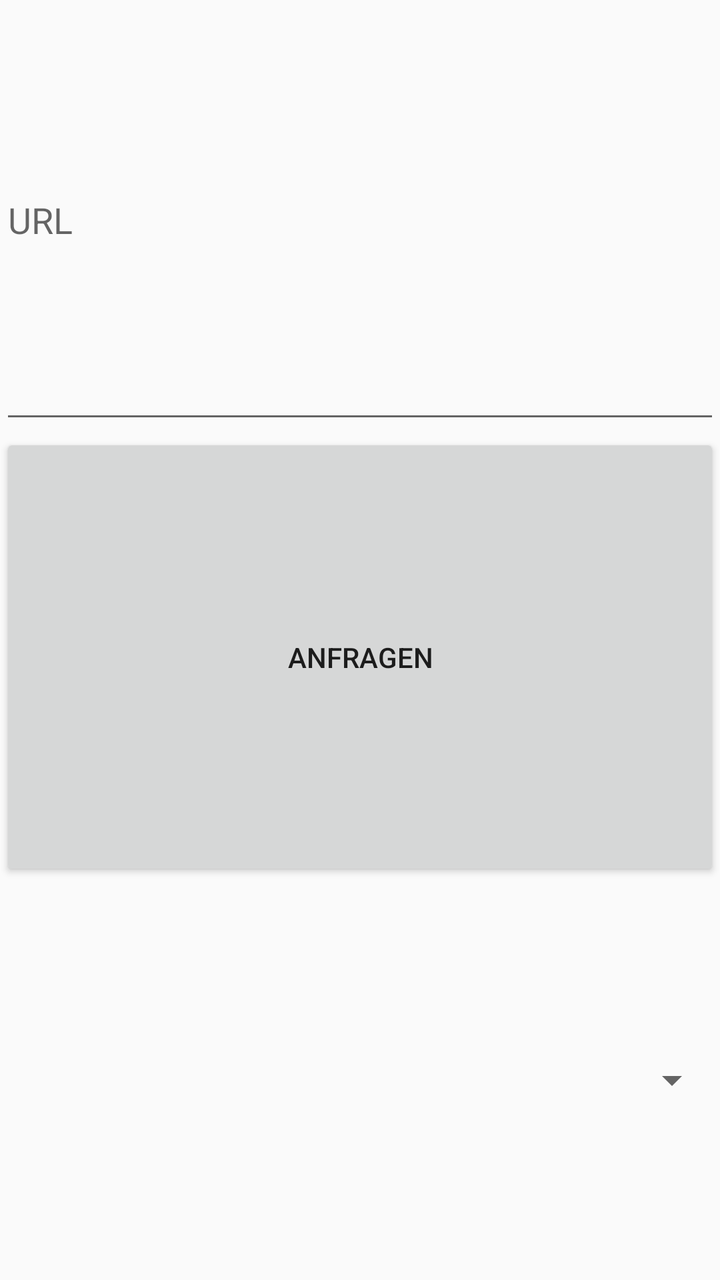
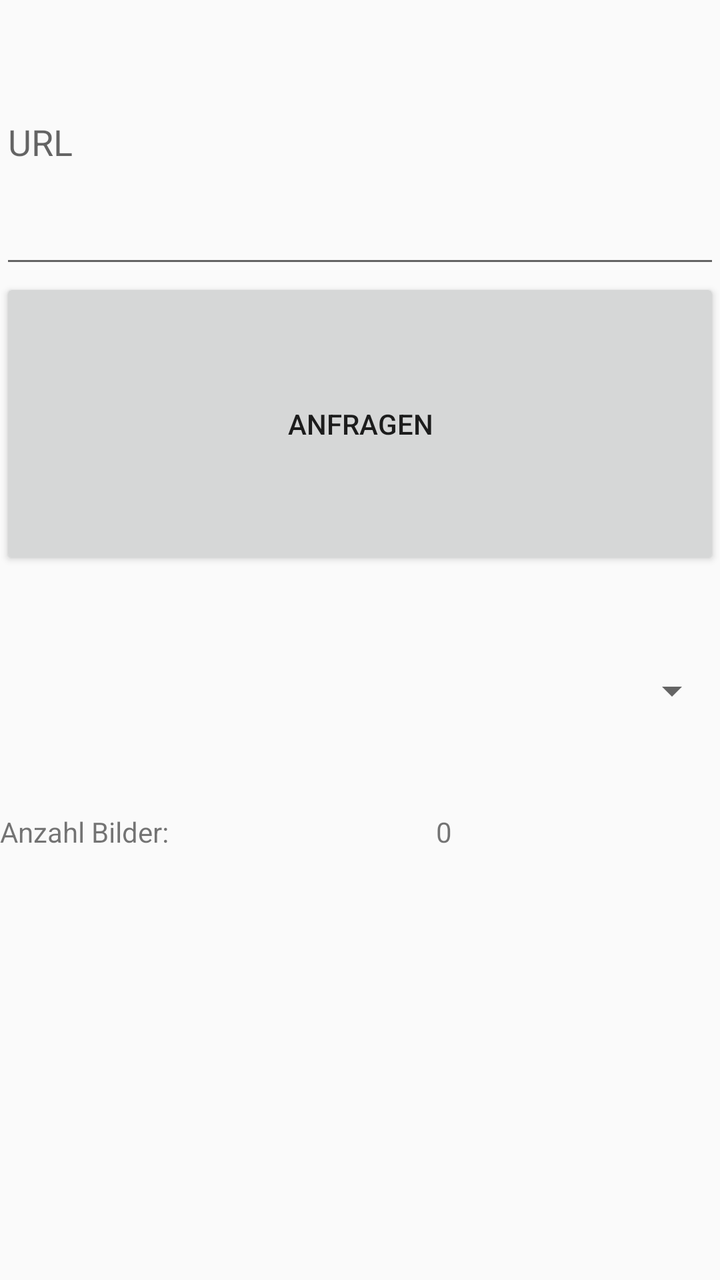

Two renders of the same Android screen: before a commit and after it. Below are the layout's source before the change and the commit's diff.
<!-- AndroidManifest.xml: application theme Theme.Explo -->
<!-- res/layout/activity_download.xml -->
<?xml version="1.0" encoding="utf-8"?>
<LinearLayout xmlns:android="http://schemas.android.com/apk/res/android"
    xmlns:app="http://schemas.android.com/apk/res-auto"
    xmlns:tools="http://schemas.android.com/tools"
    android:layout_width="match_parent"
    android:layout_height="match_parent"
    android:orientation="vertical"
    tools:context=".DownloadActivity">

    <EditText
        android:id="@+id/urlText"
        android:layout_width="match_parent"
        android:layout_height="wrap_content"
        android:layout_weight="1"
        android:ems="10"
        android:hint="URL"
        android:inputType="text" />

    <Button
        android:id="@+id/anfrageButton"
        android:layout_width="match_parent"
        android:layout_height="wrap_content"
        android:layout_weight="1"
        android:text="Anfragen" />

    <Spinner
        android:id="@+id/spinnerDownload"
        android:layout_width="match_parent"
        android:layout_height="wrap_content"
        android:layout_weight="1" />
</LinearLayout>
<!-- resources referenced by this layout -->
<resources>
  <style name="Theme.Explo" parent="Base.Theme.Explo" />
  <style name="Base.Theme.Explo" parent="Theme.AppCompat.Light.NoActionBar">
          
          
      </style>
</resources>

<!-- the commit's change to res/layout/activity_download.xml (unified diff, before → after) -->
@@ -28,4 +28,30 @@
         android:layout_width="match_parent"
         android:layout_height="wrap_content"
         android:layout_weight="1" />
+
+    <LinearLayout
+        android:layout_width="match_parent"
+        android:layout_height="wrap_content"
+        android:layout_weight="1"
+        android:orientation="horizontal">
+
+        <TextView
+            android:layout_width="wrap_content"
+            android:layout_height="wrap_content"
+            android:layout_weight="1"
+            android:text="Anzahl Bilder:" />
+
+        <TextView
+            android:id="@+id/anzahlBilderText"
+            android:layout_width="wrap_content"
+            android:layout_height="wrap_content"
+            android:layout_weight="1"
+            android:text="0" />
+    </LinearLayout>
+
+    <TextView
+        android:id="@+id/beschreibungText"
+        android:layout_width="match_parent"
+        android:layout_height="wrap_content"
+        android:layout_weight="1" />
 </LinearLayout>
